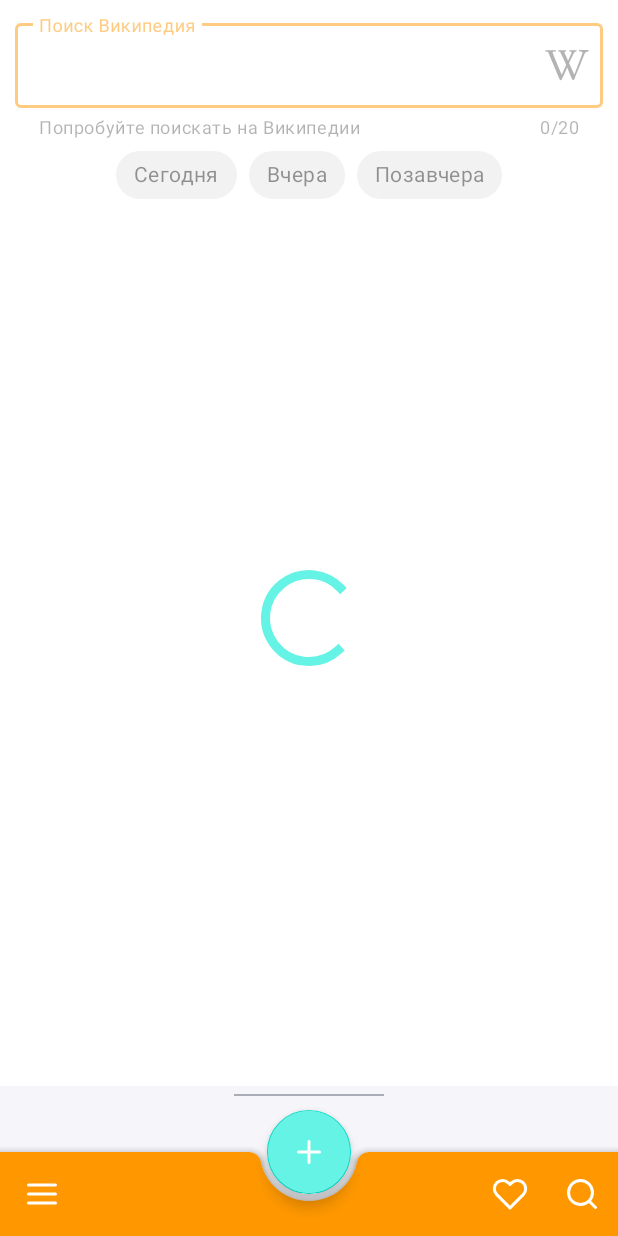
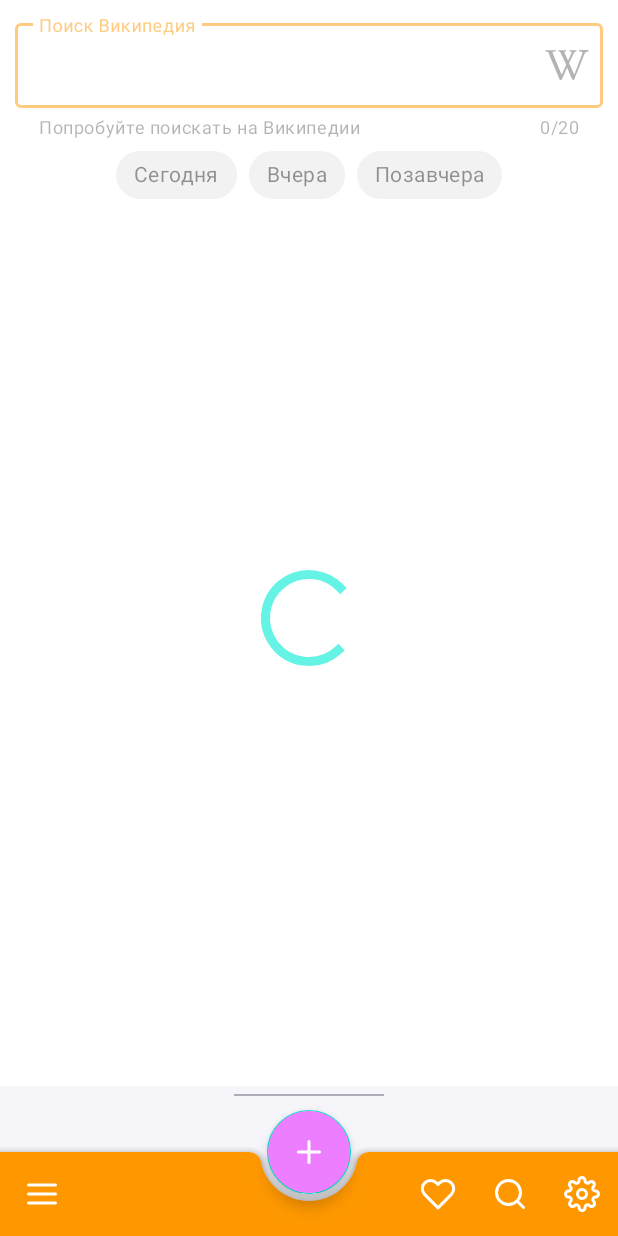
Before and after one commit to januarydayfin/MaterialPJ, an Android app: the screen it shows after launch (MainActivity), on a phone screen of 412 x 824 dp. Run offline under Robolectric (Android 15) with nearby library versions, the phone set to English and light mode, and no system bars; libraries missing offline, so code that uses them is left out: coil.api.load; pictures from the network do not load.

Commit message:
Добавил layout с настройками, начинаю работать со стилем

```diff
--- a/app/src/main/AndroidManifest.xml
+++ b/app/src/main/AndroidManifest.xml
@@ -9,7 +9,7 @@
         android:label="@string/app_name"
         android:roundIcon="@mipmap/ic_launcher_round"
         android:supportsRtl="true"
-        android:theme="@style/AppTheme">
+        android:theme="@style/AppThemeDay">
         <activity android:name=".MainActivity">
             <intent-filter>
                 <action android:name="android.intent.action.MAIN" />
--- a/app/src/main/java/com/krayapp/materialpj/MainActivity.kt
+++ b/app/src/main/java/com/krayapp/materialpj/MainActivity.kt
@@ -1,18 +1,54 @@
 package com.krayapp.materialpj
 
+import android.os.Bundle
+import android.view.Menu
+import android.view.MenuItem
+import android.widget.Toast
 import androidx.appcompat.app.AppCompatActivity
-import android.os.Bundle
+import androidx.preference.PreferenceManager
 import com.krayapp.materialpj.ui.main.MainPictureFragment
+import com.krayapp.materialpj.ui.main.SettingsFragment
 
 class MainActivity : AppCompatActivity() {
+    companion object {
+        const val KEY_THEME = "Theme"
+    }
 
     override fun onCreate(savedInstanceState: Bundle?) {
         super.onCreate(savedInstanceState)
+        var currentTheme = PreferenceManager.getDefaultSharedPreferences(this)
+            .getInt(KEY_THEME, R.style.AppThemeDay)
+        setTheme(currentTheme)
         setContentView(R.layout.main_activity)
         if (savedInstanceState == null) {
             supportFragmentManager.beginTransaction()
-                    .replace(R.id.container, MainPictureFragment.newInstance())
-                    .commitNow()
+                .replace(R.id.container, MainPictureFragment.newInstance())
+                .commitNow()
         }
     }
+
+    override fun onCreateOptionsMenu(menu: Menu?): Boolean {
+        menuInflater.inflate(R.menu.bottom_bar, menu)
+        return super.onCreateOptionsMenu(menu)
+    }
+
+    override fun onOptionsItemSelected(item: MenuItem): Boolean {
+        when (item.itemId) {
+            R.id.app_bar_fav -> {
+                Toast.makeText(this, "Favorite", Toast.LENGTH_SHORT).show()
+                recreate()
+            }
+            R.id.app_bar_search -> Toast.makeText(this, "Search", Toast.LENGTH_SHORT).show()
+            R.id.app_bar_settings -> {
+                supportFragmentManager.apply {
+                    beginTransaction()
+                        .replace(R.id.container, SettingsFragment.newInstance())
+                        .addToBackStack("")
+                        .commitAllowingStateLoss()
+                }
+                true
+            }
+        }
+        return super.onOptionsItemSelected(item)
+    }
 }
--- a/app/src/main/java/com/krayapp/materialpj/ui/main/MainPictureFragment.kt
+++ b/app/src/main/java/com/krayapp/materialpj/ui/main/MainPictureFragment.kt
@@ -37,7 +37,6 @@
         savedInstanceState: Bundle?
     ): View {
         return inflater.inflate(R.layout.main_fragment, container, false)
-
     }
 
     override fun onActivityCreated(savedInstanceState: Bundle?) {
@@ -58,18 +57,7 @@
         setBottomAppBar(view)
     }
 
-    override fun onCreateOptionsMenu(menu: Menu, inflater: MenuInflater) {
-        super.onCreateOptionsMenu(menu, inflater)
-        inflater.inflate(R.menu.bottom_bar, menu)
-    }
 
-    override fun onOptionsItemSelected(item: MenuItem): Boolean {
-        when (item.itemId) {
-            R.id.app_bar_fav -> Toast.makeText(context, "Favorite", Toast.LENGTH_SHORT).show()
-            R.id.app_bar_search -> Toast.makeText(context, "Search", Toast.LENGTH_SHORT).show()
-        }
-        return super.onOptionsItemSelected(item)
-    }
 
     private fun renderData(data: PictureData) {
         when (data) {
--- a/app/src/main/res/layout/main_fragment.xml
+++ b/app/src/main/res/layout/main_fragment.xml
@@ -1,7 +1,6 @@
 <?xml version="1.0" encoding="utf-8"?>
 <androidx.coordinatorlayout.widget.CoordinatorLayout xmlns:android="http://schemas.android.com/apk/res/android"
     xmlns:app="http://schemas.android.com/apk/res-auto"
-    xmlns:tools="http://schemas.android.com/tools"
     android:layout_width="match_parent"
     android:layout_height="match_parent">
 
@@ -9,7 +8,7 @@
         android:id="@+id/main"
         android:layout_width="match_parent"
         android:layout_height="match_parent"
-        android:padding="10dp">
+    android:layout_margin="@dimen/layout_default_margin">
 
         <com.google.android.material.textfield.TextInputLayout
             android:id="@+id/input_layout"
@@ -88,7 +87,7 @@
         android:layout_width="match_parent"
         android:layout_height="wrap_content"
         android:layout_gravity="bottom"
-        app:backgroundTint="@color/colorPrimary"
+        app:backgroundTint="?bottomAppBarColor"
         app:fabAlignmentMode="center"
         app:navigationIcon="@drawable/ic_hamburger_menu_bottom_bar" />
 
@@ -96,7 +95,7 @@
         android:id="@+id/fab"
         android:layout_width="wrap_content"
         android:layout_height="wrap_content"
-        android:backgroundTint="@color/colorAccent"
+        android:backgroundTint="?fabColor"
         app:layout_anchor="@id/bottom_app_bar"
         app:srcCompat="@drawable/ic_plus_fab"
         app:tint="#FFFFFF" />
--- a/app/src/main/res/menu/bottom_bar.xml
+++ b/app/src/main/res/menu/bottom_bar.xml
@@ -9,6 +9,11 @@
     <item
         android:id="@+id/app_bar_search"
         android:icon="@drawable/ic_search"
+        android:title="@string/search"
+        app:showAsAction="ifRoom" />
+    <item
+        android:id="@+id/app_bar_settings"
+        android:icon="@drawable/ic_settings_menu"
         android:title="@string/settings"
         app:showAsAction="ifRoom" />
 </menu>
--- /dev/null
+++ b/app/src/main/res/values/attrs.xml
@@ -0,0 +1,5 @@
+<?xml version="1.0" encoding="utf-8"?>
+<resources>
+    <attr name="fabColor" format="reference" />
+    <attr name="bottomAppBarColor" format="reference"/>
+</resources>
--- a/app/src/main/res/values/colors.xml
+++ b/app/src/main/res/values/colors.xml
@@ -5,4 +5,8 @@
     <color name="colorAccent">#65F3E5</color>
     <color name="loadingBackground">#80FFFFFF</color>
     <color name="color_gray">#8C8C8C</color>
+    <color name="fab_color_light">#EC7EFF</color>
+    <color name="fab_color_dark">#AB16C5</color>
+    <color name="bottom_app_bar_light">#FF9800</color>
+    <color name="bottom_app_bar_dark">#B86012</color>
 </resources>
--- /dev/null
+++ b/app/src/main/res/values/dimens.xml
@@ -0,0 +1,6 @@
+<?xml version="1.0" encoding="utf-8"?>
+<resources>
+    <dimen name="layout_default_margin">10dp</dimen>
+    <dimen name="title_size">50sp</dimen>
+    <dimen name="choice_theme_size">20sp</dimen>
+</resources>
--- a/app/src/main/res/values/styles.xml
+++ b/app/src/main/res/values/styles.xml
@@ -5,6 +5,27 @@
         <item name="colorPrimary">@color/colorPrimary</item>
         <item name="colorPrimaryDark">@color/colorPrimaryDark</item>
         <item name="colorAccent">@color/colorAccent</item>
+        <item name="fabColor">@color/fab_color_light</item>
+        <item name="bottomAppBarColor">@color/bottom_app_bar_light</item>
     </style>
 
+    <style name="AppThemeDay" parent="AppTheme">
+        <!-- Customize your theme here. -->
+        <item name="colorPrimary">@color/colorPrimary</item>
+        <item name="colorPrimaryDark">@color/colorPrimaryDark</item>
+        <item name="colorAccent">@color/colorAccent</item>
+        <item name="fabColor">@color/fab_color_light</item>
+        <item name="bottomAppBarColor">@color/bottom_app_bar_light</item>
+    </style>
+
+    <style name="AppThemeNight" parent="AppTheme">
+        <!-- Customize your theme here. -->
+        <item name="colorPrimary">@color/colorPrimary</item>
+        <item name="colorPrimaryDark">@color/colorPrimaryDark</item>
+        <item name="colorAccent">@color/colorAccent</item>
+        <item name="fabColor">@color/fab_color_dark</item>
+        <item name="bottomAppBarColor">@color/bottom_app_bar_dark</item>
+    </style>
+
+
 </resources>
```
Also changed, not shown: app/build.gradle (+10 -0 lines), app/src/main/java/com/krayapp/materialpj/ui/main/SettingsFragment.kt (added, +62 -0 lines), app/src/main/res/layout/settings_layout.xml (added, +87 -0 lines), app/src/main/res/values/strings.xml (+7 -0 lines).
